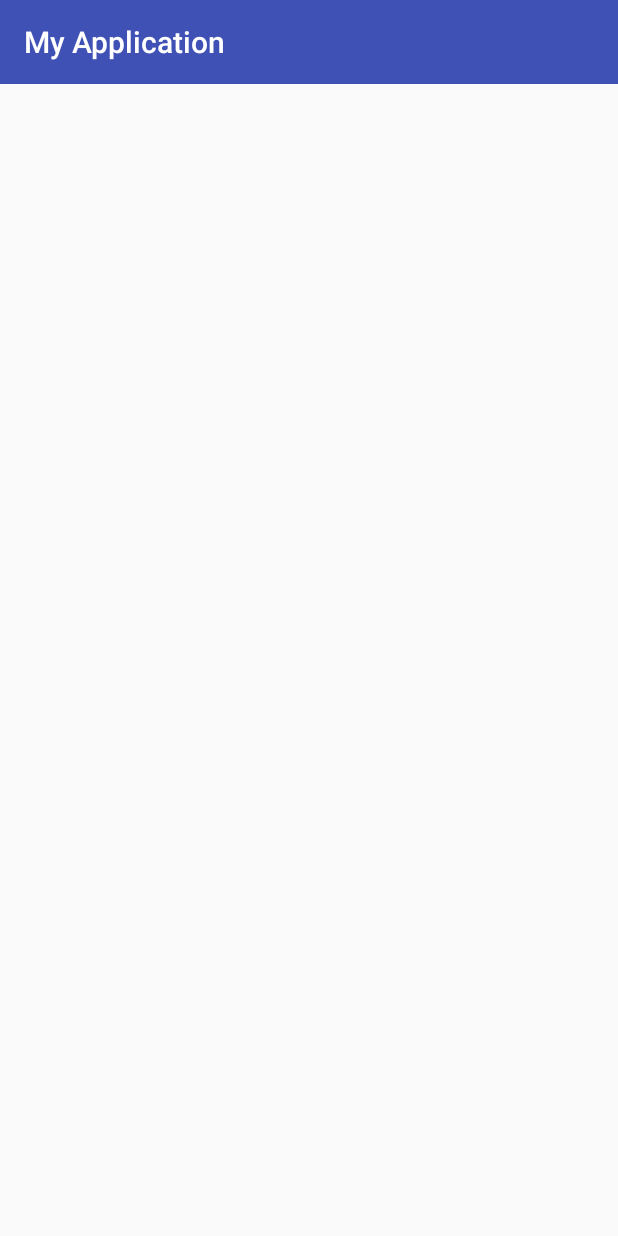
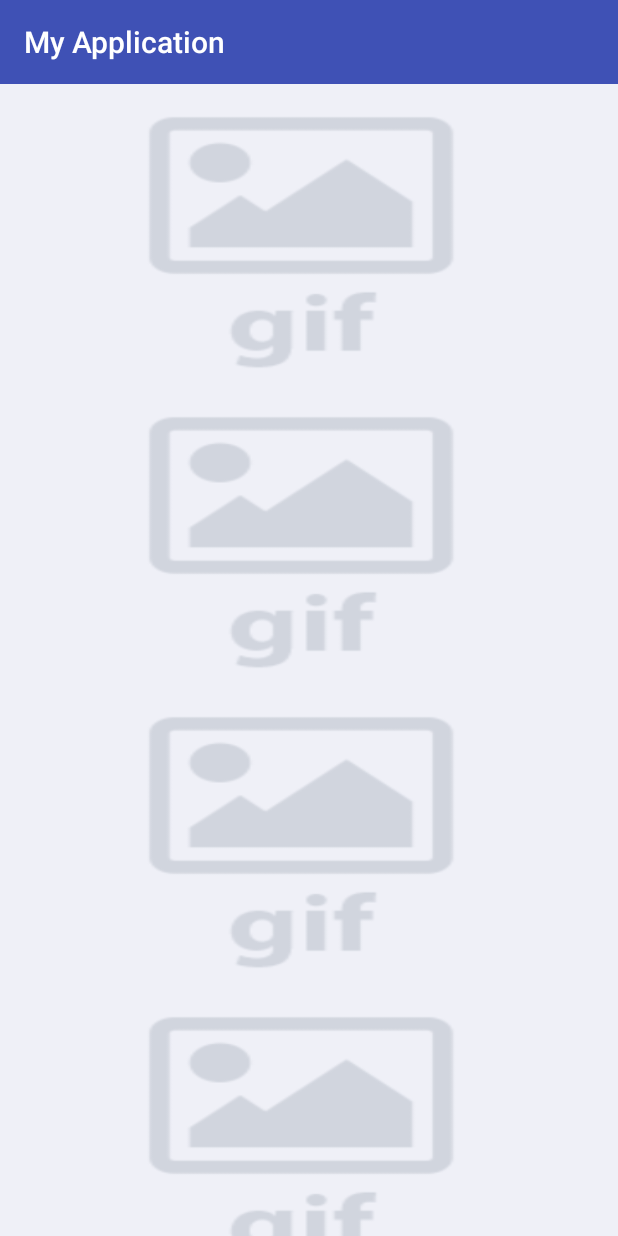
Before and after one commit to isaaclzq/gif, an Android app: the screen it shows after launch (MainActivity), on a phone screen of 412 x 824 dp. Run offline under Robolectric (Android 15) with nearby library versions, the phone set to English and light mode, and no system bars; our stand-ins replace ButterKnife; pictures from the network do not load; 1 statement that could not run was skipped.

Commit message:
update placeholder image

```diff
--- a/app/src/main/java/com/example/pixdev32/myapplication/V2/GifAdapterV2.java
+++ b/app/src/main/java/com/example/pixdev32/myapplication/V2/GifAdapterV2.java
@@ -65,12 +65,14 @@ public class GifAdapterV2 extends RecyclerView.Adapter<GifAdapterV2.GifViewHolde
         public void bind(String url) {
             this.url = url;
             mGif8.setImageDrawable(null);
+            mGif8.setBackground(mContext.getDrawable(R.drawable.placeholder));
             mGif8.setImage((String) itemView.getTag(), url);
         }
 
         @Override
         public void onClick(View v) {
             mGif8.setImageDrawable(null);
+            mGif8.setBackground(null);
             mGif8.play();
         }
     }
--- a/app/src/main/java/com/example/pixdev32/myapplication/V2/MyGifImageView.java
+++ b/app/src/main/java/com/example/pixdev32/myapplication/V2/MyGifImageView.java
@@ -147,6 +147,7 @@ public class MyGifImageView extends GifImageView {
                     UIHandler.post(new Runnable() {
                         @Override
                         public void run() {
+                            setBackground(null);
                             setImageBitmap(drawable.getCurrentFrame());
                             invalidate();
                         }
--- a/app/src/main/res/layout/list_item_v2.xml
+++ b/app/src/main/res/layout/list_item_v2.xml
@@ -10,5 +10,6 @@
     <com.example.pixdev32.myapplication.V2.MyGifImageView
         android:id="@+id/img_gif8"
         android:layout_width="match_parent"
-        android:layout_height="wrap_content"/>
+        android:layout_height="wrap_content"
+        android:background="@drawable/placeholder"/>
 </LinearLayout>
```
Also changed, not shown: app/src/main/res/drawable/placeholder.png (added).
